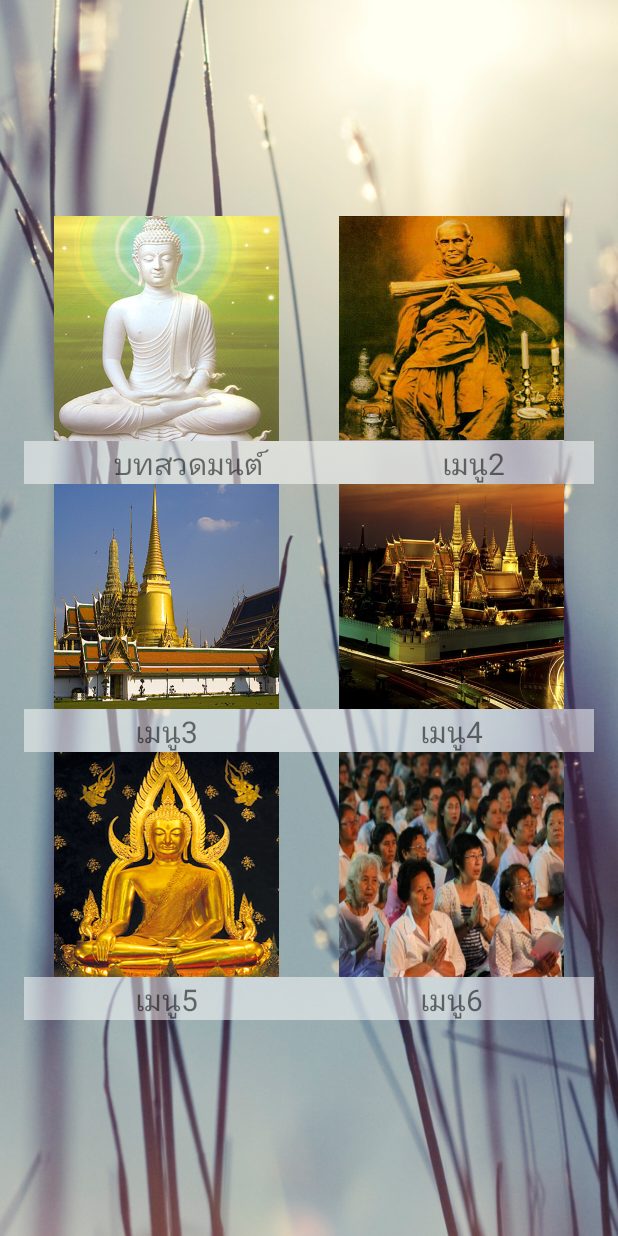
After one commit to masterUNG/Paryer, an Android app: the MenuActivityActivity screen opened directly, with no data from a screen before it, on a phone screen of 412 x 824 dp. The commit adds this screen. Run offline under Robolectric (Android 15) with nearby library versions, the phone set to English and light mode, and no system bars.

Commit message:
ก่อนทำ Content

```diff
--- a/app/src/main/java/appewtc/masterung/prayer/MainActivity.java
+++ b/app/src/main/java/appewtc/masterung/prayer/MainActivity.java
@@ -26,9 +26,17 @@ public class MainActivity extends AppCompatActivity implements View.OnClickListe
 
     }   // onCreate
 
+    public void clickMemu(View view) {
+
+        Intent objIntent = new Intent(MainActivity.this, MenuActivityActivity.class);
+        startActivity(objIntent);
+
+    }
+
+
     private void imageController() {
 
-        content1ImageView.setOnClickListener(this);
+       // content1ImageView.setOnClickListener(this);
         content2ImageView.setOnClickListener(this);
         content3ImageView.setOnClickListener(this);
         content4ImageView.setOnClickListener(this);
@@ -51,7 +59,9 @@ public class MainActivity extends AppCompatActivity implements View.OnClickListe
 
         switch (view.getId()) {
             case R.id.imageView:
-                intImage = 0;
+
+
+
                 break;
             case R.id.imageView2:
                 intImage = 1;
--- /dev/null
+++ b/app/src/main/java/appewtc/masterung/prayer/MenuActivityActivity.java
@@ -0,0 +1,77 @@
+package appewtc.masterung.prayer;
+
+import android.content.Intent;
+import android.os.Bundle;
+import android.support.v7.app.AppCompatActivity;
+import android.view.View;
+import android.widget.ImageView;
+
+public class MenuActivityActivity extends AppCompatActivity implements View.OnClickListener {
+
+    //Explicit
+    private ImageView menu1ImageView, menu2ImageView, menu3ImageView,
+            menu4ImageView, menu5ImageView, menu6ImageView;
+
+    @Override
+    protected void onCreate(Bundle savedInstanceState) {
+        super.onCreate(savedInstanceState);
+        setContentView(R.layout.activity_menu);
+
+        //Bind Widget
+        bindWidget();
+
+        //Image Controller
+        imageController();
+
+    }   // onCreate
+
+    private void imageController() {
+        menu1ImageView.setOnClickListener(this);
+        menu2ImageView.setOnClickListener(this);
+        menu3ImageView.setOnClickListener(this);
+        menu4ImageView.setOnClickListener(this);
+        menu5ImageView.setOnClickListener(this);
+        menu6ImageView.setOnClickListener(this);
+    }
+
+    private void bindWidget() {
+        menu1ImageView = (ImageView) findViewById(R.id.imageView5);
+        menu2ImageView = (ImageView) findViewById(R.id.imageView6);
+        menu3ImageView = (ImageView) findViewById(R.id.imageView7);
+        menu4ImageView = (ImageView) findViewById(R.id.imageView8);
+        menu5ImageView = (ImageView) findViewById(R.id.imageView9);
+        menu6ImageView = (ImageView) findViewById(R.id.imageView10);
+    }
+
+    @Override
+    public void onClick(View view) {
+
+        int intIndex = 0;
+
+        switch (view.getId()) {
+
+            case R.id.imageView5:
+                intIndex = 0;
+                break;
+            case R.id.imageView6:
+                break;
+            case R.id.imageView7:
+                break;
+            case R.id.imageView8:
+                break;
+            case R.id.imageView9:
+                break;
+            case R.id.imageView10:
+                break;
+            default:
+                intIndex = 0;
+                break;
+        }   // switch
+
+        Intent objIntent = new Intent(MenuActivityActivity.this, ListviewActivity.class);
+        objIntent.putExtra("index", intIndex);
+        startActivity(objIntent);
+
+    }   // onClick
+
+}   // Main Class
--- a/app/src/main/java/appewtc/masterung/prayer/MyAdapter.java
+++ b/app/src/main/java/appewtc/masterung/prayer/MyAdapter.java
@@ -5,7 +5,6 @@ import android.view.LayoutInflater;
 import android.view.View;
 import android.view.ViewGroup;
 import android.widget.BaseAdapter;
-import android.widget.ImageView;
 import android.widget.TextView;
 
 /**
@@ -46,12 +45,12 @@ public class MyAdapter extends BaseAdapter{
         View objView1 = objLayoutInflater.inflate(R.layout.content_listview, viewGroup, false);
 
         //Setup Icon
-        ImageView iconImageView = (ImageView) objView1.findViewById(R.id.imvListIcon);
-        iconImageView.setImageResource(iconAnInt);
+        //ImageView iconImageView = (ImageView) objView1.findViewById(R.id.imvListIcon);
+        //iconImageView.setImageResource(iconAnInt);
 
         //Setup Title
         TextView titleTextView = (TextView) objView1.findViewById(R.id.txtListTitle);
-        titleTextView.setText(titleStrings[i]);
+        titleTextView.setText(Integer.toString(i+1)+ ". " + titleStrings[i]);
 
         return objView1;
     }   // getView
--- a/app/src/main/res/layout/activity_main.xml
+++ b/app/src/main/res/layout/activity_main.xml
@@ -23,6 +23,7 @@
             <ImageView
                 android:layout_width="@dimen/icon"
                 android:layout_height="@dimen/icon"
+                android:onClick="clickMemu"
                 android:id="@+id/imageView"
                 android:src="@drawable/content1"
                 android:layout_weight="1" />
--- /dev/null
+++ b/app/src/main/res/layout/activity_menu.xml
@@ -0,0 +1,175 @@
+<?xml version="1.0" encoding="utf-8"?>
+<RelativeLayout xmlns:android="http://schemas.android.com/apk/res/android"
+    xmlns:tools="http://schemas.android.com/tools"
+    android:layout_width="match_parent"
+    android:layout_height="match_parent"
+    android:paddingBottom="@dimen/activity_vertical_margin"
+    android:paddingLeft="@dimen/activity_horizontal_margin"
+    android:paddingRight="@dimen/activity_horizontal_margin"
+    android:paddingTop="@dimen/activity_vertical_margin"
+    tools:context="appewtc.masterung.prayer.MenuActivityActivity"
+    android:background="@drawable/wall8">
+
+    <LinearLayout
+        android:orientation="vertical"
+        android:layout_width="match_parent"
+        android:layout_height="wrap_content"
+        android:layout_centerVertical="true">
+
+        <LinearLayout
+            android:orientation="vertical"
+            android:layout_width="match_parent"
+            android:layout_height="wrap_content">
+
+            <LinearLayout
+                android:orientation="horizontal"
+                android:layout_width="match_parent"
+                android:layout_height="@dimen/menu">
+
+                <ImageView
+                    android:layout_width="0dp"
+                    android:layout_height="match_parent"
+                    android:id="@+id/imageView5"
+                    android:src="@drawable/menu1"
+                    android:layout_weight="1" />
+
+                <ImageView
+                    android:layout_width="0dp"
+                    android:layout_height="match_parent"
+                    android:id="@+id/imageView6"
+                    android:src="@drawable/menu2"
+                    android:layout_weight="1" />
+            </LinearLayout>
+
+            <LinearLayout
+                android:orientation="horizontal"
+                android:layout_width="match_parent"
+                android:layout_height="match_parent">
+
+                <TextView
+                    android:layout_width="wrap_content"
+                    android:layout_height="wrap_content"
+                    android:text="@string/menu1"
+                    android:id="@+id/textView5"
+                    android:layout_weight="1"
+                    android:textSize="@dimen/h2"
+                    android:gravity="center_horizontal"
+                    android:background="#82ffffff" />
+
+                <TextView
+                    android:layout_width="wrap_content"
+                    android:layout_height="wrap_content"
+                    android:text="@string/menu2"
+                    android:id="@+id/textView6"
+                    android:layout_weight="1"
+                    android:textSize="@dimen/h2"
+                    android:gravity="center_horizontal"
+                    android:background="#82ffffff" />
+            </LinearLayout>
+        </LinearLayout>
+
+        <LinearLayout
+            android:orientation="vertical"
+            android:layout_width="match_parent"
+            android:layout_height="wrap_content" >
+
+            <LinearLayout
+                android:orientation="horizontal"
+                android:layout_width="match_parent"
+                android:layout_height="@dimen/menu" >
+
+                <ImageView
+                    android:layout_width="0dp"
+                    android:layout_height="match_parent"
+                    android:id="@+id/imageView7"
+                    android:src="@drawable/menu3"
+                    android:layout_weight="1" />
+
+                <ImageView
+                    android:layout_width="0dp"
+                    android:layout_height="match_parent"
+                    android:id="@+id/imageView8"
+                    android:src="@drawable/menu4"
+                    android:layout_weight="1" />
+            </LinearLayout>
+
+            <LinearLayout
+                android:orientation="horizontal"
+                android:layout_width="match_parent"
+                android:layout_height="match_parent" >
+
+                <TextView
+                    android:layout_width="wrap_content"
+                    android:layout_height="wrap_content"
+                    android:text="@string/menu3"
+                    android:id="@+id/textView7"
+                    android:layout_weight="1"
+                    android:textSize="@dimen/h2"
+                    android:gravity="center_horizontal"
+                    android:background="#82ffffff" />
+
+                <TextView
+                    android:layout_width="wrap_content"
+                    android:layout_height="wrap_content"
+                    android:text="@string/menu4"
+                    android:id="@+id/textView8"
+                    android:layout_weight="1"
+                    android:textSize="@dimen/h2"
+                    android:gravity="center_horizontal"
+                    android:background="#82ffffff" />
+            </LinearLayout>
+        </LinearLayout>
+
+        <LinearLayout
+            android:orientation="vertical"
+            android:layout_width="match_parent"
+            android:layout_height="wrap_content" >
+
+            <LinearLayout
+                android:orientation="horizontal"
+                android:layout_width="match_parent"
+                android:layout_height="@dimen/menu" >
+
+                <ImageView
+                    android:layout_width="0dp"
+                    android:layout_height="match_parent"
+                    android:id="@+id/imageView9"
+                    android:src="@drawable/menu5"
+                    android:layout_weight="1" />
+
+                <ImageView
+                    android:layout_width="0dp"
+                    android:layout_height="match_parent"
+                    android:id="@+id/imageView10"
+                    android:src="@drawable/menu6"
+                    android:layout_weight="1" />
+            </LinearLayout>
+
+            <LinearLayout
+                android:orientation="horizontal"
+                android:layout_width="match_parent"
+                android:layout_height="match_parent" >
+
+                <TextView
+                    android:layout_width="wrap_content"
+                    android:layout_height="wrap_content"
+                    android:text="@string/menu5"
+                    android:id="@+id/textView9"
+                    android:layout_weight="1"
+                    android:textSize="@dimen/h2"
+                    android:gravity="center_horizontal"
+                    android:background="#82ffffff" />
+
+                <TextView
+                    android:layout_width="wrap_content"
+                    android:layout_height="wrap_content"
+                    android:text="@string/menu6"
+                    android:id="@+id/textView10"
+                    android:layout_weight="1"
+                    android:textSize="@dimen/h2"
+                    android:gravity="center_horizontal"
+                    android:background="#82ffffff" />
+            </LinearLayout>
+        </LinearLayout>
+    </LinearLayout>
+</RelativeLayout>
--- a/app/src/main/res/layout/content_listview.xml
+++ b/app/src/main/res/layout/content_listview.xml
@@ -2,12 +2,6 @@
 <LinearLayout xmlns:android="http://schemas.android.com/apk/res/android"
     android:orientation="horizontal" android:layout_width="match_parent"
     android:layout_height="wrap_content">
-
-    <ImageView
-        android:layout_width="@dimen/icon_listview"
-        android:layout_height="@dimen/icon_listview"
-        android:id="@+id/imvListIcon"
-        android:layout_margin="20dp" />
 
     <TextView
         android:layout_width="wrap_content"
@@ -16,5 +10,6 @@
         android:id="@+id/txtListTitle"
         android:textSize="@dimen/h1"
         android:textStyle="bold"
-        android:layout_gravity="center_vertical" />
+        android:layout_gravity="center_vertical"
+        android:layout_marginLeft="20dp" />
 </LinearLayout>
--- /dev/null
+++ b/app/src/main/res/values/content4.xml
@@ -0,0 +1,22 @@
+<?xml version="1.0" encoding="utf-8"?>
+<resources>
+
+    <string-array name="title_content4">
+
+        <item>ชื่อหัวข้อที่ 1</item>
+        <item></item>
+        <item></item>
+
+    </string-array>
+
+    <string-array name="content_content4">
+
+        <item>ข้อความที่ 1</item>
+        <item></item>
+        <item></item>
+
+
+    </string-array>
+
+
+</resources>
--- /dev/null
+++ b/app/src/main/res/values/content5.xml
@@ -0,0 +1,10 @@
+<?xml version="1.0" encoding="utf-8"?>
+<resources>
+
+    <string-array name="title_content5">
+
+
+
+    </string-array>
+
+</resources>
--- a/app/src/main/res/values/dimens.xml
+++ b/app/src/main/res/values/dimens.xml
@@ -9,6 +9,7 @@
     <dimen name="h2">20sp</dimen>
     <dimen name="linnear">400dp</dimen>
     <dimen name="height">200dp</dimen>
+    <dimen name="menu">150dp</dimen>
 
 
 </resources>
--- a/app/src/main/res/values/strings.xml
+++ b/app/src/main/res/values/strings.xml
@@ -6,5 +6,12 @@
     <string name="content3">เรื่องน่ารู้</string>
     <string name="content4">เกี่ยวกับผู้เขียน</string>
 
+    <string name="menu1">บทสวดมนต์</string>
+    <string name="menu2">เมนู2</string>
+    <string name="menu3">เมนู3</string>
+    <string name="menu4">เมนู4</string>
+    <string name="menu5">เมนู5</string>
+    <string name="menu6">เมนู6</string>
+
 
 </resources>
--- a/app/src/main/res/values/styles.xml
+++ b/app/src/main/res/values/styles.xml
@@ -1,7 +1,7 @@
 <resources>
 
     <!-- Base application theme. -->
-    <style name="AppTheme" parent="Theme.AppCompat.Light.DarkActionBar">
+    <style name="AppTheme" parent="Theme.AppCompat.Light.NoActionBar">
         <!-- Customize your theme here. -->
         <item name="colorPrimary">@color/colorPrimary</item>
         <item name="colorPrimaryDark">@color/colorPrimaryDark</item>
```
Also changed, not shown: app/src/main/AndroidManifest.xml (+7 -9 lines), app/src/main/res/drawable/menu1.png (added), app/src/main/res/drawable/menu2.png (added), app/src/main/res/drawable/menu3.png (added), app/src/main/res/drawable/menu4.png (added), app/src/main/res/drawable/menu5.png (added), app/src/main/res/drawable/menu6.png (added).
